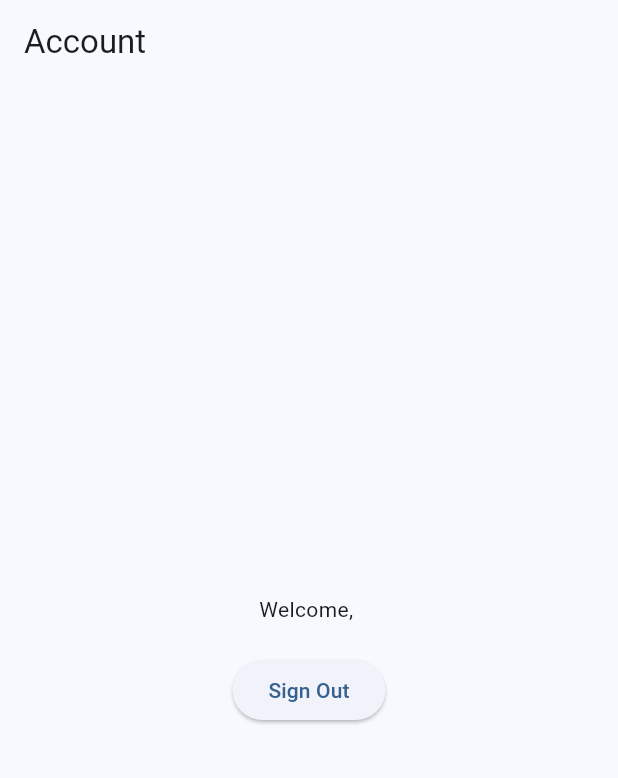
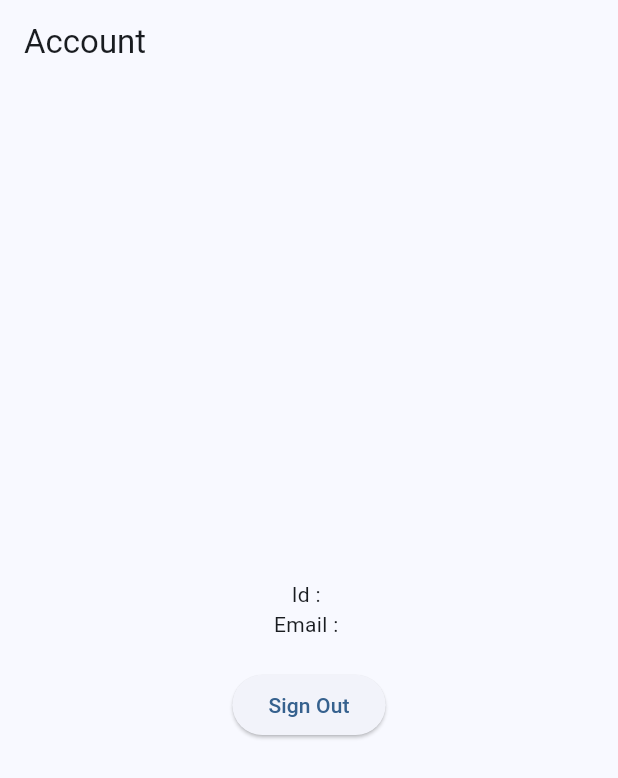
Before and after one commit to SuperMuel/Syncademic, a Flutter app: the AccountPage screen opened by its route, on a phone screen of 412 x 824 dp. Shown: the top 778 px of the screen. Run offline on Flutter 3.47's test engine with Material 3 defaults, Android fonts, the phone set to English and light mode, and no system bars; our stand-ins replace equatable, firebase_auth, firebase_core, flutter_bloc, freezed_annotation, gap and 3 more; accounts and stored records are empty; generated files the repository leaves out were written again; network calls fail.

Commit message:
Add email field to User

```diff
--- a/syncademic_app/lib/models/user.dart
+++ b/syncademic_app/lib/models/user.dart
@@ -1,5 +1,6 @@
 class User {
-  User({required this.id});
+  User({required this.id, this.email});
 
   final String id;
+  final String? email;
 }
--- a/syncademic_app/lib/screens/account/account_page.dart
+++ b/syncademic_app/lib/screens/account/account_page.dart
@@ -25,7 +25,8 @@ class AccountPage extends StatelessWidget {
               child: Column(
                 mainAxisAlignment: MainAxisAlignment.center,
                 children: [
-                  Text('Welcome, ${user.user.id}'),
+                  Text('Id : ${user.user.id}'),
+                  Text('Email : ${user.user.email}'),
                   const Gap(20),
                   ElevatedButton(
                     onPressed: () => GetIt.I<AuthCubit>()
--- a/syncademic_app/lib/services/firebase_auth_service.dart
+++ b/syncademic_app/lib/services/firebase_auth_service.dart
@@ -46,11 +46,13 @@ class FirebaseAuthService extends AuthService {
 extension on User {
   syncademic.User get toSyncademicUser => syncademic.User(
         id: uid,
+        email: email,
       );
 }
 
 extension on UserCredential {
   syncademic.User get toSyncademicUser => syncademic.User(
         id: user!.uid,
+        email: user!.email,
       );
 }
```
